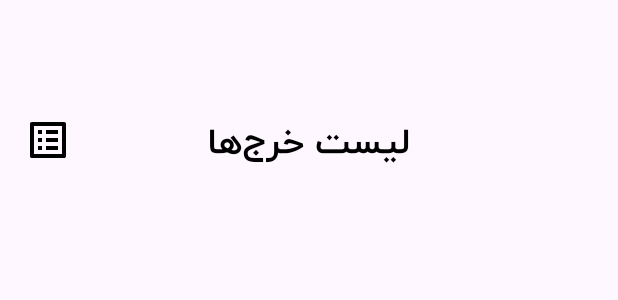
After one commit to Dongi-App/Dongi-Android, an Android app: the layout activity_expenses_list.xml on its own in the app's theme, with its tools: preview values and no code run, on a phone screen of 412 x 824 dp. The commit adds this screen. Shown: the top 300 px of the screen. Run offline under Robolectric (Android 15) with nearby library versions, the phone set to English and light mode, and no system bars.

Commit message:
feat: added expense list

```diff
--- a/app/src/main/java/com/example/dongi/ui/group/GroupDetailsActivity.kt
+++ b/app/src/main/java/com/example/dongi/ui/group/GroupDetailsActivity.kt
@@ -69,7 +69,7 @@ class GroupDetailsActivity : AppCompatActivity() {
         addExpLayout = findViewById(R.id.add_exp)
 
         expListLayout.setOnClickListener {
-            val intent = Intent(this, SignUpActivity::class.java).apply {
+            val intent = Intent(this, ExpenseList::class.java).apply {
                 putExtra("GROUP_ID", groupId)
             }
             startActivity(intent)
--- /dev/null
+++ b/app/src/main/res/layout/activity_expenses_list.xml
@@ -0,0 +1,50 @@
+<RelativeLayout xmlns:android="http://schemas.android.com/apk/res/android"
+        xmlns:tools="http://schemas.android.com/tools"
+        android:layout_width="match_parent"
+        android:layout_height="match_parent"
+        tools:context=".ui.group.ExpenseList">
+
+    <androidx.appcompat.widget.Toolbar
+            android:id="@+id/toolbar"
+            android:layout_width="match_parent"
+            android:layout_height="?attr/actionBarSize"
+            android:popupTheme="@style/ToolbarPopupTheme"
+            android:theme="@style/ToolbarTheme" />
+
+    <RelativeLayout
+            android:layout_width="match_parent"
+            android:layout_height="wrap_content"
+            android:layout_below="@+id/toolbar"
+            android:paddingVertical="8dp">
+
+        <TextView
+                android:id="@+id/groupsTitleTextView"
+                android:layout_width="match_parent"
+                android:layout_height="wrap_content"
+                android:layout_centerVertical="true"
+                android:fontFamily="@font/iran_yekan_bold"
+                android:gravity="center"
+                android:text="@string/expenses"
+                android:textColor="@android:color/black"
+                android:textSize="24sp" />
+
+        <ImageView
+                android:id="@+id/addGroupImageView"
+                android:layout_width="32dp"
+                android:layout_height="32dp"
+                android:layout_alignStart="@+id/groupsTitleTextView"
+                android:layout_centerVertical="true"
+                android:layout_marginStart="16dp"
+                android:contentDescription="@string/group_icon"
+                android:src="@drawable/expenses" />
+
+    </RelativeLayout>
+
+    <androidx.recyclerview.widget.RecyclerView
+            android:id="@+id/expensesRecyclerView"
+            android:layout_width="match_parent"
+            android:layout_height="match_parent"
+            android:layout_marginHorizontal="16dp"
+            android:layout_marginTop="128dp" />
+
+</RelativeLayout>
```
Also changed, not shown: app/src/main/java/com/example/dongi/api/ApiService.kt (+13 -1 lines), app/src/main/java/com/example/dongi/ui/group/ExpenseAdapter.kt (added, +48 -0 lines), app/src/main/java/com/example/dongi/ui/group/ExpenseList.kt (added, +85 -0 lines), 1 other file.
